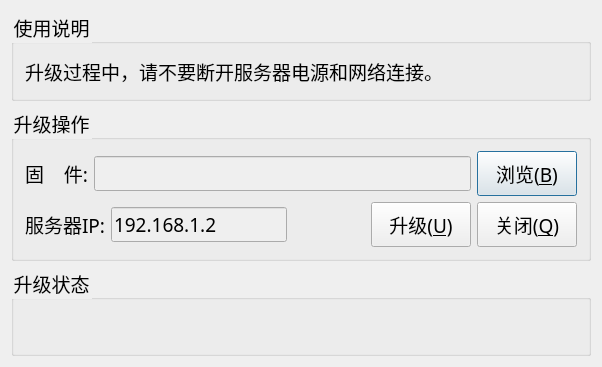
The window that ids_client/upgradedialog.ui (MR-ACC/IDS-Client) describes before a commit, drawn with Qt 5.
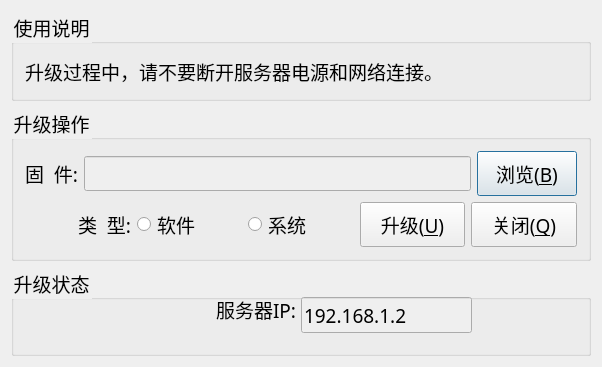
The same window after the commit.

Commit message: 1、解决客户端拼接配置中中文目录无效的问题 2、远程升级区分系统升级(.img)和软件升级(.bin)

Diff of the .ui file:
```diff
--- a/ids_client/upgradedialog.ui
+++ b/ids_client/upgradedialog.ui
@@ -33,8 +33,8 @@
   <property name="windowTitle">
    <string>拼接服务器升级</string>
   </property>
-  <layout class="QVBoxLayout" name="verticalLayout">
-   <item>
+  <layout class="QGridLayout" name="gridLayout_3">
+   <item row="0" column="0">
     <widget class="QGroupBox" name="information">
      <property name="minimumSize">
       <size>
@@ -77,7 +77,7 @@
      </layout>
     </widget>
    </item>
-   <item>
+   <item row="1" column="0">
     <widget class="QGroupBox" name="upgrade">
      <property name="font">
       <font>
@@ -109,7 +109,7 @@
            </font>
           </property>
           <property name="text">
-           <string>固    件:</string>
+           <string>固  件:</string>
           </property>
           <property name="alignment">
            <set>Qt::AlignRight|Qt::AlignTrailing|Qt::AlignVCenter</set>
@@ -156,54 +156,50 @@
       <item row="1" column="0">
        <layout class="QHBoxLayout" name="horizontalLayout_2">
         <item>
-         <widget class="QLabel" name="label">
-          <property name="font">
-           <font>
-            <family>Sans Serif</family>
-            <pointsize>14</pointsize>
-           </font>
-          </property>
-          <property name="text">
-           <string>服务器IP:</string>
-          </property>
-          <property name="alignment">
-           <set>Qt::AlignRight|Qt::AlignTrailing|Qt::AlignVCenter</set>
-          </property>
-         </widget>
-        </item>
-        <item>
-         <widget class="QLineEdit" name="lineEditTag">
-          <property name="enabled">
-           <bool>false</bool>
-          </property>
-          <property name="font">
-           <font>
-            <family>Sans Serif</family>
-            <pointsize>14</pointsize>
-           </font>
-          </property>
-          <property name="text">
-           <string>192.168.1.2</string>
-          </property>
-         </widget>
-        </item>
-        <item>
-         <spacer name="horizontalSpacer">
-          <property name="font">
-           <font>
-            <family>Sans Serif</family>
-           </font>
-          </property>
-          <property name="orientation">
-           <enum>Qt::Horizontal</enum>
-          </property>
-          <property name="sizeHint" stdset="0">
+         <widget class="QLabel" name="label_4">
+          <property name="minimumSize">
            <size>
-            <width>40</width>
-            <height>20</height>
+            <width>45</width>
+            <height>0</height>
            </size>
           </property>
-         </spacer>
+          <property name="font">
+           <font>
+            <family>Sans Serif</family>
+            <pointsize>14</pointsize>
+           </font>
+          </property>
+          <property name="text">
+           <string>类  型:</string>
+          </property>
+          <property name="alignment">
+           <set>Qt::AlignRight|Qt::AlignTrailing|Qt::AlignVCenter</set>
+          </property>
+         </widget>
+        </item>
+        <item>
+         <widget class="QRadioButton" name="radioButton_soft">
+          <property name="font">
+           <font>
+            <pointsize>14</pointsize>
+           </font>
+          </property>
+          <property name="text">
+           <string>软件</string>
+          </property>
+         </widget>
+        </item>
+        <item>
+         <widget class="QRadioButton" name="radioButton_sys">
+          <property name="font">
+           <font>
+            <pointsize>14</pointsize>
+           </font>
+          </property>
+          <property name="text">
+           <string>系统</string>
+          </property>
+         </widget>
         </item>
         <item>
          <widget class="QPushButton" name="pushButtonSend">
@@ -250,7 +246,7 @@
      </layout>
     </widget>
    </item>
-   <item>
+   <item row="2" column="0">
     <widget class="QGroupBox" name="upgrade_status">
      <property name="font">
       <font>
@@ -295,6 +291,53 @@
        <bool>true</bool>
       </property>
      </widget>
+     <widget class="QLineEdit" name="lineEditTag">
+      <property name="enabled">
+       <bool>false</bool>
+      </property>
+      <property name="geometry">
+       <rect>
+        <x>290</x>
+        <y>30</y>
+        <width>171</width>
+        <height>36</height>
+       </rect>
+      </property>
+      <property name="font">
+       <font>
+        <family>Sans Serif</family>
+        <pointsize>14</pointsize>
+       </font>
+      </property>
+      <property name="text">
+       <string>192.168.1.2</string>
+      </property>
+     </widget>
+     <widget class="QLabel" name="label">
+      <property name="geometry">
+       <rect>
+        <x>144</x>
+        <y>20</y>
+        <width>141</width>
+        <height>45</height>
+       </rect>
+      </property>
+      <property name="font">
+       <font>
+        <family>Sans Serif</family>
+        <pointsize>14</pointsize>
+       </font>
+      </property>
+      <property name="text">
+       <string>服务器IP:</string>
+      </property>
+      <property name="alignment">
+       <set>Qt::AlignRight|Qt::AlignTrailing|Qt::AlignVCenter</set>
+      </property>
+     </widget>
+     <zorder>lineEditTag</zorder>
+     <zorder>label</zorder>
+     <zorder>labelStatus</zorder>
     </widget>
    </item>
   </layout>
```
The commit also changes 4 other files.
